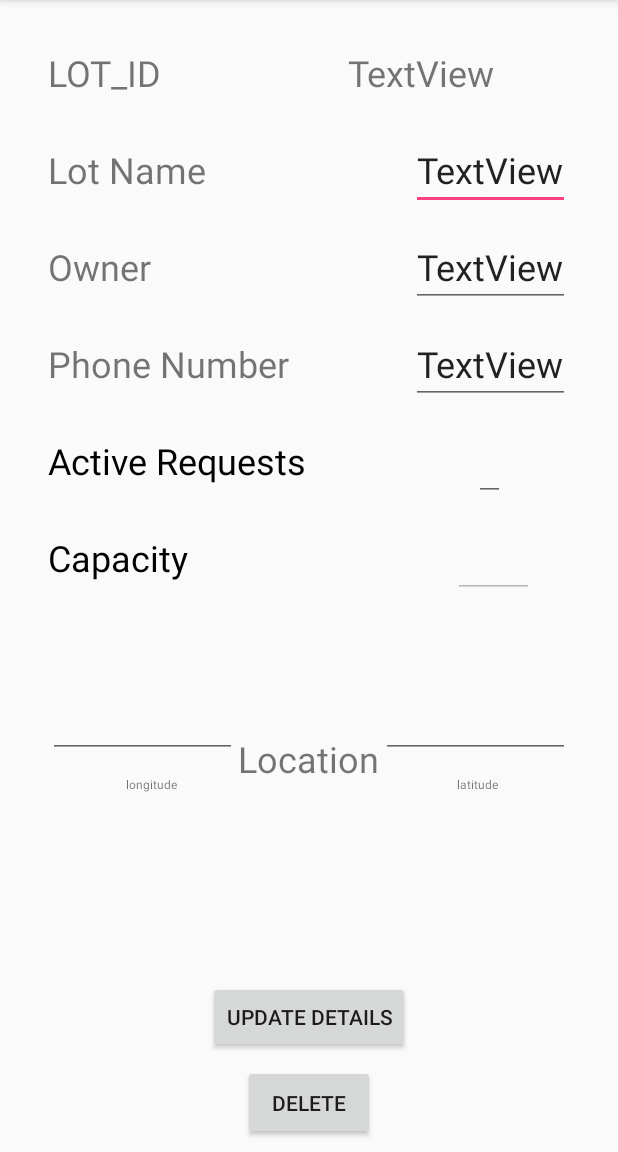
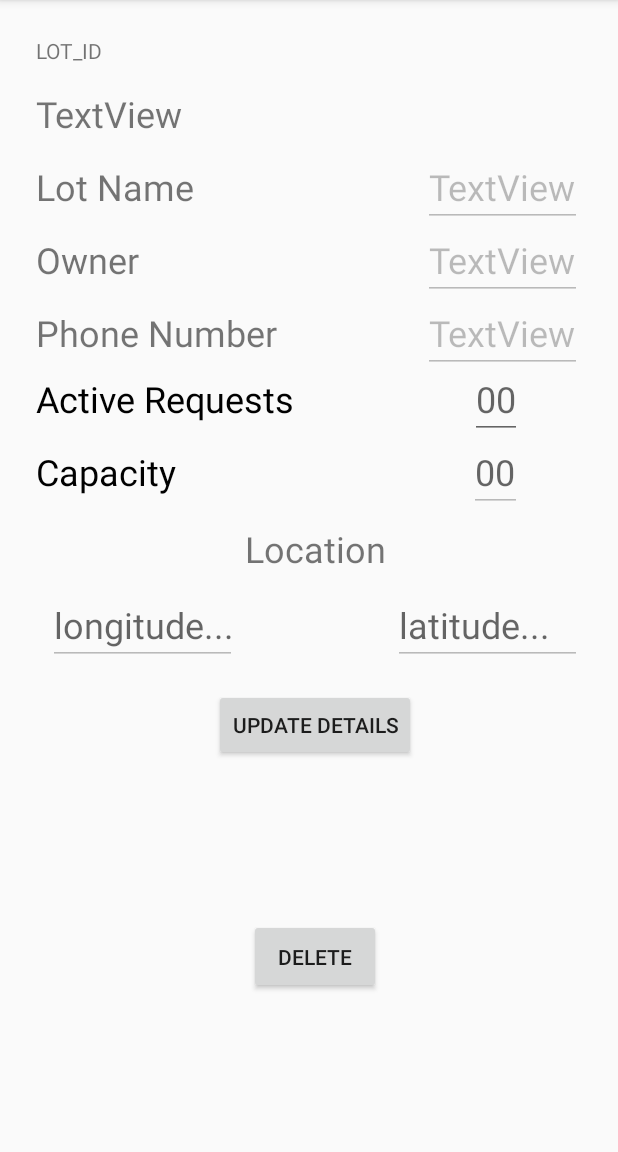
Before and after one commit to sourceparker/management, an Android app: the Per_Parking_lot_Details screen opened directly, with no data from a screen before it, after a tap on "SAVE", on a phone screen of 412 x 824 dp, the part 84-1236 px from its top. Run offline under Robolectric (Android 15) with nearby library versions, the phone set to English and light mode, and no system bars; our stand-ins replace Firebase (no records; nobody signed in at launch, a user with empty details on screens opened directly); libraries missing offline, so code that uses them is left out: com.firebase.geofire; 2 statements that could not run were skipped; 1 other tap on this screen came first.

Commit message:
changed per_parking_lot_id layout

```diff
--- a/app/src/main/AndroidManifest.xml
+++ b/app/src/main/AndroidManifest.xml
@@ -12,7 +12,7 @@
         android:roundIcon="@mipmap/ic_launcher_round"
         android:supportsRtl="true"
         android:theme="@style/AppTheme">
-        <activity android:name=".SignInActivity">
+        <activity android:name=".MainActivity">
             <intent-filter>
                 <action android:name="android.intent.action.MAIN" />
 
@@ -26,7 +26,7 @@
         <activity android:name=".Per_User_Action_Details" />
         <activity android:name=".Per_Parking_lot_Details" />
         <activity android:name=".SignUpActivity" />
-        <activity android:name=".MainActivity"/>
+        <activity android:name=".SignInActivity"/>
     </application>
 
 </manifest>
--- a/app/src/main/java/com/example/larry/management/New_lot.java
+++ b/app/src/main/java/com/example/larry/management/New_lot.java
@@ -16,7 +16,7 @@ public class New_lot extends AppCompatActivity {
     private EditText capacityEditText;
     private EditText latitudeEditText;
     private EditText longitudeEditText;
-  //private FirebaseDatabase mDatabase;
+    private FirebaseDatabase mDatabase=FirebaseDatabase.getInstance();
     private Parking_Lot_Details parkingLotDetails= new Parking_Lot_Details();
 
     private DatabaseReference mDatabaseReference;
@@ -45,7 +45,7 @@ public class New_lot extends AppCompatActivity {
             Toast.makeText(getApplicationContext(),"All fields must be filled",Toast.LENGTH_LONG).show();
         }else{
 
-            mDatabaseReference = FirebaseDatabase.getInstance().getReference("Parking Lots");
+            mDatabaseReference = mDatabase.getReference("Parking Lots");
 
             String id = mDatabaseReference.push().getKey();
 
--- a/app/src/main/java/com/example/larry/management/Per_Parking_lot_Details.java
+++ b/app/src/main/java/com/example/larry/management/Per_Parking_lot_Details.java
@@ -29,7 +29,9 @@ public class Per_Parking_lot_Details extends AppCompatActivity {
     private EditText lati;
     private EditText phoneNumber;
     private Button changeDetailsButton;
-    private DatabaseReference mDatabase;
+    private DatabaseReference databaseReference;
+    private FirebaseDatabase mDatabase=FirebaseDatabase.getInstance();
+
     Parking_Lot_Details parking_lot_details=new Parking_Lot_Details();
     private String clickId;
     boolean firstClick=true;
@@ -51,11 +53,11 @@ public class Per_Parking_lot_Details extends AppCompatActivity {
         clickId=intent.getStringExtra("Click ID");
         Log.i("intent",clickId);
 
-        mDatabase= FirebaseDatabase.getInstance().getReference();
+        databaseReference = mDatabase.getReference();
 
         if(clickId!=null) {
 
-            mDatabase.child("Parking Lots").child(clickId).addValueEventListener(new ValueEventListener() {
+            databaseReference.child("Parking Lots").child(clickId).addValueEventListener(new ValueEventListener() {
                 @Override
                 public void onDataChange(DataSnapshot dataSnapshot) {
                     if (dataSnapshot.exists()) {
@@ -95,9 +97,9 @@ public class Per_Parking_lot_Details extends AppCompatActivity {
 
     private void retrieveCoordinates() {
 
-        mDatabase= FirebaseDatabase.getInstance().getReference("Coordinates");
+        databaseReference = mDatabase.getReference("Coordinates");
         //Log.i("TAG",clickId);
-        GeoFire geoFire= new GeoFire(mDatabase);
+        GeoFire geoFire= new GeoFire(databaseReference);
         geoFire.getLocation(clickId, new LocationCallback() {
             @Override
             public void onLocationResult(String key, GeoLocation location) {
@@ -152,12 +154,12 @@ public class Per_Parking_lot_Details extends AppCompatActivity {
             firstClick=false;
         }else if(!firstClick){
 
-            mDatabase= FirebaseDatabase.getInstance().getReference();
+            databaseReference = mDatabase.getReference();
 
-            mDatabase.child("Parking Lots").child(parking_lot_details.getLot_id()).child("capacity").setValue(capacity.getText().toString());
-            mDatabase.child("Parking Lots").child(parking_lot_details.getLot_id()).child("ownerName").setValue(ownerName.getText().toString());
-            mDatabase.child("Parking Lots").child(parking_lot_details.getLot_id()).child("lotName").setValue(lotName.getText().toString());
-            mDatabase.child("Parking Lots").child(parking_lot_details.getLot_id()).child("phoneNumber").setValue(phoneNumber.getText().toString());
+            databaseReference.child("Parking Lots").child(parking_lot_details.getLot_id()).child("capacity").setValue(capacity.getText().toString());
+            databaseReference.child("Parking Lots").child(parking_lot_details.getLot_id()).child("ownerName").setValue(ownerName.getText().toString());
+            databaseReference.child("Parking Lots").child(parking_lot_details.getLot_id()).child("lotName").setValue(lotName.getText().toString());
+            databaseReference.child("Parking Lots").child(parking_lot_details.getLot_id()).child("phoneNumber").setValue(phoneNumber.getText().toString());
 
 
             updateLocation();
@@ -165,8 +167,18 @@ public class Per_Parking_lot_Details extends AppCompatActivity {
 
             Log.i("second Click","Second Click");
             changeDetailsButton.setText("update details");
+
             //capacity.setFocusableInTouchMode(false);
+
+            //rendering the editTexts non-editable
             capacity.setEnabled(false);
+            lotName.setEnabled(false);
+            ownerName.setEnabled(false);
+            phoneNumber.setEnabled(false);
+            longi.setEnabled(false);
+            lati.setEnabled(false);
+
+
 
             Toast.makeText(getApplicationContext(),"Details updated",Toast.LENGTH_LONG).show();
             firstClick=true;
@@ -175,19 +187,19 @@ public class Per_Parking_lot_Details extends AppCompatActivity {
 
     private void updateLocation() {
         //Log.i("TAG",clickId);
-       // mDatabase= FirebaseDatabase.getInstance().getReference();
-        mDatabase.child("Coordinates").child(parking_lot_details.getLot_id()).removeValue();
-        mDatabase= FirebaseDatabase.getInstance().getReference("Coordinates");
-        GeoFire geoFire= new GeoFire(mDatabase);
+       // databaseReference= FirebaseDatabase.getInstance().getReference();
+        databaseReference.child("Coordinates").child(parking_lot_details.getLot_id()).removeValue();
+        databaseReference =mDatabase.getReference("Coordinates");
+        GeoFire geoFire= new GeoFire(databaseReference);
         geoFire.setLocation(clickId,new GeoLocation(Double.parseDouble(longi.getText().toString()),
                 Double.parseDouble(lati.getText().toString())));
     }
 
     public void removeLot(View view){
 
-        mDatabase= FirebaseDatabase.getInstance().getReference();
-        mDatabase.child("Parking Lots").child(parking_lot_details.getLot_id()).removeValue();
-        mDatabase.child("Coordinates").child(parking_lot_details.getLot_id()).removeValue();
+        databaseReference = mDatabase.getReference();
+        databaseReference.child("Parking Lots").child(parking_lot_details.getLot_id()).removeValue();
+        databaseReference.child("Coordinates").child(parking_lot_details.getLot_id()).removeValue();
 
         Intent intent=new Intent(Per_Parking_lot_Details.this,Parking_locations.class);
         startActivity(intent);
--- a/app/src/main/java/com/example/larry/management/SignInActivity.java
+++ b/app/src/main/java/com/example/larry/management/SignInActivity.java
@@ -135,7 +135,7 @@ public class SignInActivity extends AppCompatActivity {
                     } else {
                         // If sign in fails, display a message to the user.
                         Log.w(TAG, "signInWithEmail:failure", task.getException());
-                        Toast.makeText(SignInActivity.this, "Authentication failed.",
+                        Toast.makeText(SignInActivity.this, "Authentication failed. Check internet connection",
                                 Toast.LENGTH_LONG).show();
                     }
                 }
--- a/app/src/main/res/layout/activity_per__parking_lot__details.xml
+++ b/app/src/main/res/layout/activity_per__parking_lot__details.xml
@@ -11,10 +11,10 @@
         android:id="@+id/textView"
         android:layout_width="wrap_content"
         android:layout_height="wrap_content"
-        android:layout_marginStart="32dp"
-        android:layout_marginTop="32dp"
+        android:layout_marginStart="24dp"
+        android:layout_marginTop="24dp"
         android:text="LOT_ID"
-        android:textSize="24sp"
+        android:textSize="14sp"
         app:layout_constraintStart_toStartOf="parent"
         app:layout_constraintTop_toTopOf="parent" />
 
@@ -22,30 +22,28 @@
         android:id="@+id/lot_idEditText"
         android:layout_width="wrap_content"
         android:layout_height="wrap_content"
-        android:layout_marginEnd="96dp"
-        android:layout_marginStart="138dp"
+        android:layout_marginTop="16dp"
         android:text="TextView"
         android:textSize="24sp"
-        app:layout_constraintBaseline_toBaselineOf="@+id/textView"
-        app:layout_constraintEnd_toEndOf="parent"
-        app:layout_constraintStart_toEndOf="@+id/textView" />
+        app:layout_constraintStart_toStartOf="@+id/textView"
+        app:layout_constraintTop_toBottomOf="@+id/textView" />
 
     <TextView
         android:id="@+id/textView4"
         android:layout_width="wrap_content"
         android:layout_height="wrap_content"
-        android:layout_marginStart="32dp"
-        android:layout_marginTop="32dp"
+        android:layout_marginTop="16dp"
         android:text="Lot Name"
         android:textSize="24sp"
-        app:layout_constraintStart_toStartOf="parent"
-        app:layout_constraintTop_toBottomOf="@+id/textView" />
+        app:layout_constraintStart_toStartOf="@+id/lot_idEditText"
+        app:layout_constraintTop_toBottomOf="@+id/lot_idEditText" />
 
     <EditText
         android:id="@+id/lotNameEditText"
         android:layout_width="wrap_content"
         android:layout_height="wrap_content"
-        android:layout_marginEnd="32dp"
+        android:layout_marginEnd="24dp"
+        android:allowUndo="false"
         android:focusable="false"
         android:text="TextView"
         android:textSize="24sp"
@@ -56,64 +54,60 @@
         android:id="@+id/textView6"
         android:layout_width="wrap_content"
         android:layout_height="wrap_content"
-        android:layout_marginStart="32dp"
-        android:layout_marginTop="32dp"
+        android:layout_marginTop="16dp"
         android:text="Owner"
         android:textSize="24sp"
-        app:layout_constraintStart_toStartOf="parent"
+        app:layout_constraintStart_toStartOf="@+id/textView4"
         app:layout_constraintTop_toBottomOf="@+id/textView4" />
 
     <EditText
         android:id="@+id/ownerEditText"
         android:layout_width="wrap_content"
         android:layout_height="wrap_content"
-        android:layout_marginEnd="32dp"
         android:focusable="false"
         android:text="TextView"
         android:textSize="24sp"
         app:layout_constraintBaseline_toBaselineOf="@+id/textView6"
-        app:layout_constraintEnd_toEndOf="parent" />
+        app:layout_constraintEnd_toEndOf="@+id/lotNameEditText" />
 
     <TextView
         android:id="@+id/textView8"
         android:layout_width="wrap_content"
-        android:layout_height="wrap_content"
-        android:layout_marginStart="32dp"
-        android:layout_marginTop="32dp"
+        android:layout_height="28dp"
+        android:layout_marginTop="16dp"
         android:text="Phone Number"
         android:textSize="24sp"
-        app:layout_constraintStart_toStartOf="parent"
+        app:layout_constraintStart_toStartOf="@+id/textView6"
         app:layout_constraintTop_toBottomOf="@+id/textView6" />
 
     <EditText
         android:id="@+id/phoneNumberEditText"
         android:layout_width="wrap_content"
         android:layout_height="wrap_content"
-        android:layout_marginEnd="32dp"
         android:focusable="false"
         android:text="TextView"
         android:textSize="24sp"
         app:layout_constraintBaseline_toBaselineOf="@+id/textView8"
-        app:layout_constraintEnd_toEndOf="parent" />
+        app:layout_constraintEnd_toEndOf="@+id/ownerEditText" />
 
     <TextView
         android:id="@+id/text"
         android:layout_width="wrap_content"
         android:layout_height="wrap_content"
-        android:layout_marginStart="32dp"
-        android:layout_marginTop="32dp"
+        android:layout_marginTop="16dp"
         android:text="Active Requests"
         android:textColor="@android:color/background_dark"
         android:textSize="24sp"
-        app:layout_constraintStart_toStartOf="parent"
+        app:layout_constraintStart_toStartOf="@+id/textView8"
         app:layout_constraintTop_toBottomOf="@+id/textView8" />
 
     <EditText
         android:id="@+id/reguestsEditText"
         android:layout_width="wrap_content"
         android:layout_height="wrap_content"
-        android:layout_marginEnd="75dp"
+        android:layout_marginEnd="64dp"
         android:focusable="false"
+        android:hint="00"
         android:textColor="@android:color/black"
         android:textSize="24sp"
         app:layout_constraintBaseline_toBaselineOf="@+id/text"
@@ -126,31 +120,33 @@
         android:layout_marginBottom="8dp"
         android:layout_marginEnd="8dp"
         android:layout_marginStart="8dp"
+        android:layout_marginTop="8dp"
         android:onClick="removeLot"
         android:text="Delete"
         app:layout_constraintBottom_toBottomOf="parent"
-        app:layout_constraintEnd_toEndOf="parent"
-        app:layout_constraintStart_toStartOf="parent" />
+        app:layout_constraintEnd_toEndOf="@+id/changeDetailsButton"
+        app:layout_constraintStart_toStartOf="@+id/changeDetailsButton"
+        app:layout_constraintTop_toBottomOf="@+id/changeDetailsButton" />
 
     <TextView
         android:id="@+id/textView3"
         android:layout_width="wrap_content"
-        android:layout_height="wrap_content"
-        android:layout_marginStart="32dp"
-        android:layout_marginTop="32dp"
+        android:layout_height="32dp"
+        android:layout_marginTop="16dp"
         android:text="Capacity"
         android:textColor="@android:color/black"
         android:textSize="24sp"
-        app:layout_constraintStart_toStartOf="parent"
+        app:layout_constraintStart_toStartOf="@+id/text"
         app:layout_constraintTop_toBottomOf="@+id/text" />
 
     <EditText
         android:id="@+id/capacityEditText"
-        android:layout_width="54dp"
+        android:layout_width="35dp"
         android:layout_height="wrap_content"
-        android:layout_marginEnd="56dp"
+        android:layout_marginEnd="64dp"
         android:ems="10"
         android:focusable="false"
+        android:hint="00"
         android:inputType="none|number"
         android:textSize="24sp"
         app:layout_constraintBaseline_toBaselineOf="@+id/textView3"
@@ -160,22 +156,23 @@
         android:id="@+id/changeDetailsButton"
         android:layout_width="wrap_content"
         android:layout_height="wrap_content"
-        android:layout_marginBottom="8dp"
         android:layout_marginEnd="8dp"
         android:layout_marginStart="8dp"
+        android:layout_marginTop="16dp"
         android:onClick="updateDetails"
         android:text="Update Details"
-        app:layout_constraintBottom_toTopOf="@+id/removeLotButton"
-        app:layout_constraintEnd_toEndOf="parent"
-        app:layout_constraintStart_toStartOf="parent" />
+        app:layout_constraintEnd_toEndOf="@+id/longEditText"
+        app:layout_constraintStart_toStartOf="@+id/latEditText"
+        app:layout_constraintTop_toBottomOf="@+id/latEditText" />
 
     <EditText
         android:id="@+id/longEditText"
         android:layout_width="126dp"
         android:layout_height="wrap_content"
-        android:layout_marginEnd="32dp"
+        android:layout_marginEnd="24dp"
         android:ems="10"
         android:focusable="false"
+        android:hint="latitude..."
         android:inputType="textPersonName"
         android:textSize="24sp"
         app:layout_constraintBaseline_toBaselineOf="@+id/latEditText"
@@ -185,50 +182,27 @@
         android:id="@+id/latEditText"
         android:layout_width="126dp"
         android:layout_height="wrap_content"
-        android:layout_marginStart="32dp"
-        android:layout_marginTop="64dp"
+        android:layout_marginStart="8dp"
+        android:layout_marginTop="8dp"
         android:ems="10"
         android:focusable="false"
+        android:hint="longitude..."
         android:inputType="textPersonName"
         android:textSize="24sp"
-        app:layout_constraintStart_toStartOf="parent"
-        app:layout_constraintTop_toBottomOf="@+id/textView3" />
-
-    <TextView
-        android:id="@+id/textView5"
-        android:layout_width="wrap_content"
-        android:layout_height="wrap_content"
-        android:layout_marginStart="52dp"
-        android:layout_marginTop="12dp"
-        android:text="longitude"
-        android:textSize="8sp"
-        app:layout_constraintStart_toStartOf="@+id/latEditText"
-        app:layout_constraintTop_toBottomOf="@+id/latEditText" />
-
-    <TextView
-        android:id="@+id/textView7"
-        android:layout_width="wrap_content"
-        android:layout_height="wrap_content"
-
-        android:layout_marginEnd="48dp"
-        android:layout_marginTop="12dp"
-        android:text="latitude"
-        android:textSize="8sp"
-        app:layout_constraintEnd_toEndOf="@+id/longEditText"
-        app:layout_constraintTop_toBottomOf="@+id/longEditText" />
+        app:layout_constraintStart_toStartOf="@+id/textView3"
+        app:layout_constraintTop_toBottomOf="@+id/textView9" />
 
     <TextView
         android:id="@+id/textView9"
         android:layout_width="wrap_content"
         android:layout_height="wrap_content"
-        android:layout_marginBottom="132dp"
         android:layout_marginEnd="8dp"
-        android:layout_marginStart="156dp"
+        android:layout_marginStart="8dp"
+        android:layout_marginTop="8dp"
         android:text="Location"
         android:textSize="24sp"
-        app:layout_constraintBottom_toTopOf="@+id/changeDetailsButton"
-        app:layout_constraintEnd_toEndOf="parent"
-        app:layout_constraintHorizontal_bias="0.019"
-        app:layout_constraintStart_toStartOf="parent" />
+        app:layout_constraintEnd_toEndOf="@+id/longEditText"
+        app:layout_constraintStart_toStartOf="@+id/latEditText"
+        app:layout_constraintTop_toBottomOf="@+id/capacityEditText" />
 
 </android.support.constraint.ConstraintLayout>
--- a/app/src/main/res/layout/activity_sign_in.xml
+++ b/app/src/main/res/layout/activity_sign_in.xml
@@ -17,7 +17,7 @@
             android:layout_height="47dp"
             android:layout_marginEnd="8dp"
             android:layout_marginStart="8dp"
-            android:layout_marginTop="32dp"
+            android:layout_marginTop="50dp"
             android:ems="10"
             android:hint="@string/email"
             android:inputType="textEmailAddress"
@@ -68,7 +68,7 @@
             android:id="@+id/regTextView"
             android:layout_width="wrap_content"
             android:layout_height="wrap_content"
-            android:layout_marginStart="64dp"
+            android:layout_marginStart="52dp"
             android:layout_marginTop="56dp"
             android:text="@string/not_a_member_yet_click_to_register"
             android:textColor="@color/colorPrimary"
--- a/app/src/main/res/values/colors.xml
+++ b/app/src/main/res/values/colors.xml
@@ -1,6 +1,6 @@
 <?xml version="1.0" encoding="utf-8"?>
 <resources>
     <color name="colorPrimary">#3f51b5</color>
-    <color name="colorPrimaryDark">#303F9F</color>
+    <color name="colorPrimaryDark">#303f9f</color>
     <color name="colorAccent">#FF4081</color>
 </resources>
```
Also changed, not shown: app/src/main/res/drawable/sp.png (added).
